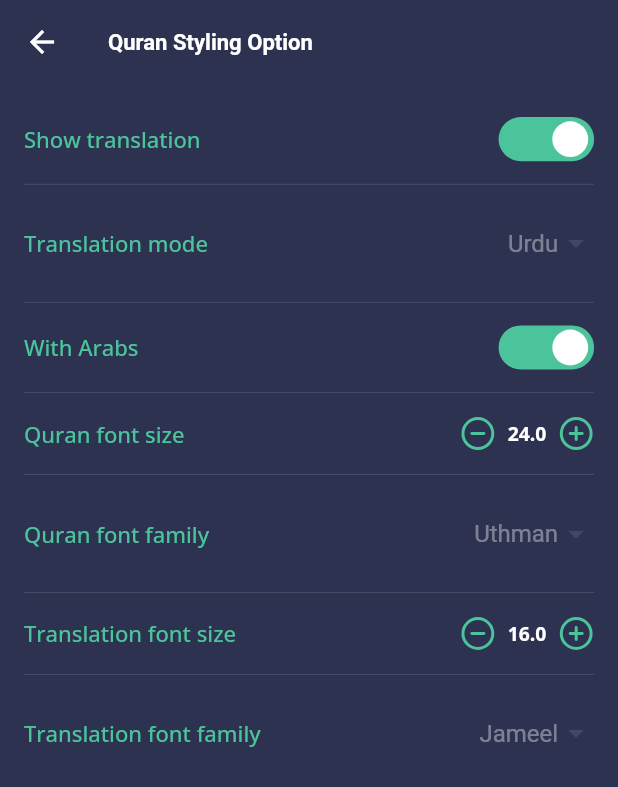
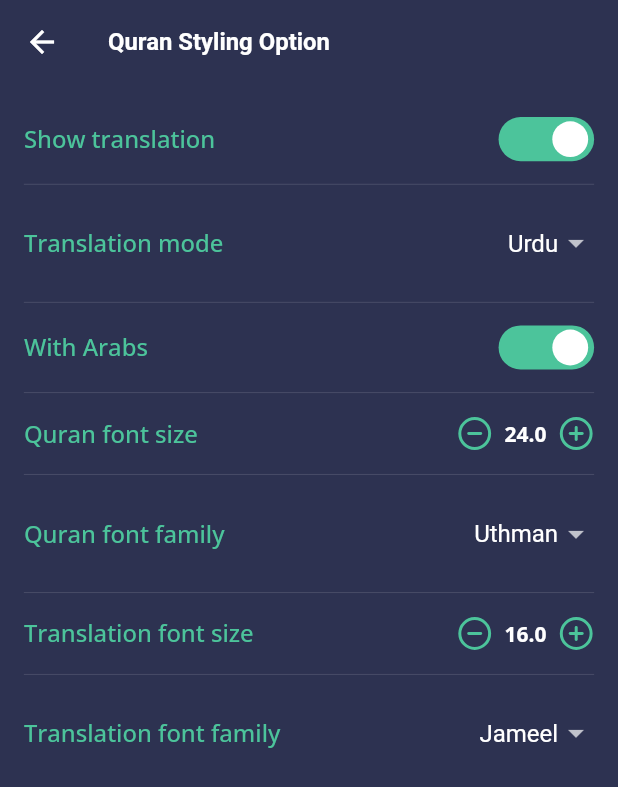
Before and after one commit to Omar8345/android-app-sirat, a Flutter app: the OptionScreen screen opened directly, on a phone screen of 412 x 824 dp. Shown: the top 787 px of the screen. Run offline on Flutter 3.47's test engine with Material 2 defaults, Android fonts, the phone set to English and light mode, and no system bars; our stand-ins replace bloc, dartz, dio, equatable, flutter_bloc, flutter_local_notifications and 12 more; missing offline and left inert: motion_sensors; accounts and stored records are empty; network calls fail; project files that could hold a hidden picture were left out.

Commit message:
minor changes

```diff
--- a/lib/src/features/quran/screen/option_screen.dart
+++ b/lib/src/features/quran/screen/option_screen.dart
@@ -104,7 +104,8 @@
           DropdownButtonHideUnderline(
             child: BlocBuilder<QuranThemeBloc, QuranThemeState>(
               builder: (context, state) {
-                return DropdownButton(
+                return DropdownButton<dynamic>(
+                  onChanged: (val) {},
                   items: List.generate(
                     1,
                     (index) => DropdownMenuItem(
@@ -245,7 +246,8 @@
           DropdownButtonHideUnderline(
             child: BlocBuilder<QuranThemeBloc, QuranThemeState>(
               builder: (context, state) {
-                return DropdownButton(
+                return DropdownButton<dynamic>(
+                  onChanged: (val) {},
                   items: List.generate(
                     1,
                     (index) => DropdownMenuItem(
@@ -355,7 +357,8 @@
           DropdownButtonHideUnderline(
             child: BlocBuilder<QuranThemeBloc, QuranThemeState>(
               builder: (context, state) {
-                return DropdownButton(
+                return DropdownButton<dynamic>(
+                  onChanged: (val) {},
                   items: List.generate(
                     1,
                     (index) => DropdownMenuItem(
```
Also changed, not shown: pubspec.yaml (+4 -4 lines), pubspec.lock, 1 other file.
